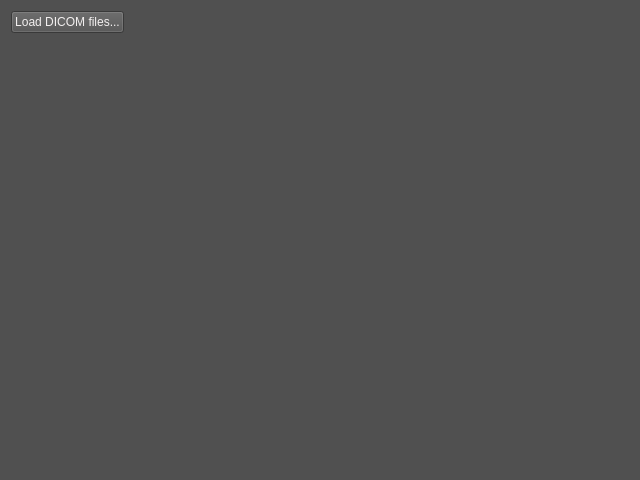
Qt form Examples/LoadDICOM/QmitkDicomView.ui (975150313/MITK) before a commit.
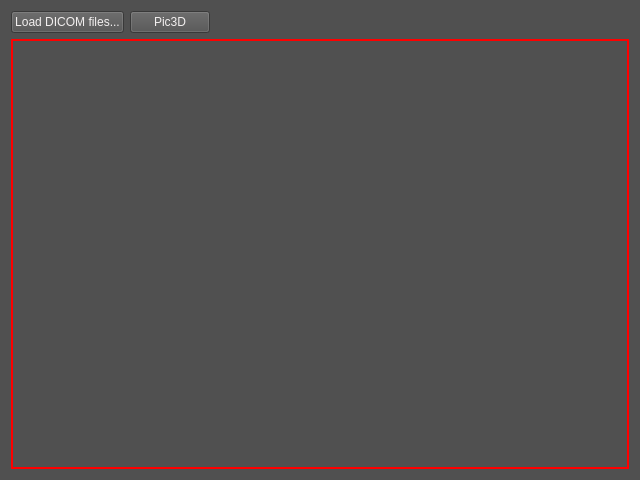
The same form after that commit.

```diff
--- a/Examples/LoadDICOM/QmitkDicomView.ui
+++ b/Examples/LoadDICOM/QmitkDicomView.ui
@@ -32,7 +32,7 @@
   </property>
   <layout class="QVBoxLayout" name="verticalLayout" stretch="0,4">
    <item>
-    <layout class="QHBoxLayout" name="horizontalLayout" stretch="0,1">
+    <layout class="QHBoxLayout" name="horizontalLayout" stretch="0,0,1">
      <item>
       <widget class="QPushButton" name="btnLoad">
        <property name="text">
@@ -40,6 +40,13 @@
        </property>
       </widget>
      </item>
+     <item>
+      <widget class="QPushButton" name="btnLoadSth">
+       <property name="text">
+        <string>Pic3D</string>
+       </property>
+      </widget>
+     </item>
      <item>
       <widget class="QProgressBar" name="progressBar">
        <property name="sizePolicy">
@@ -65,7 +72,16 @@
     </layout>
    </item>
    <item>
-    <widget class="QWidget" name="renderWindow" native="true"/>
+    <widget class="QWidget" name="renderWindowContainer" native="true">
+     <property name="styleSheet">
+      <string notr="true">border: 2px solid red;</string>
+     </property>
+     <layout class="QVBoxLayout" name="verticalLayout_2">
+      <property name="margin">
+       <number>2</number>
+      </property>
+     </layout>
+    </widget>
    </item>
   </layout>
  </widget>
```
Left out of the diff: 2 changed lines with no effect on the pictures.
